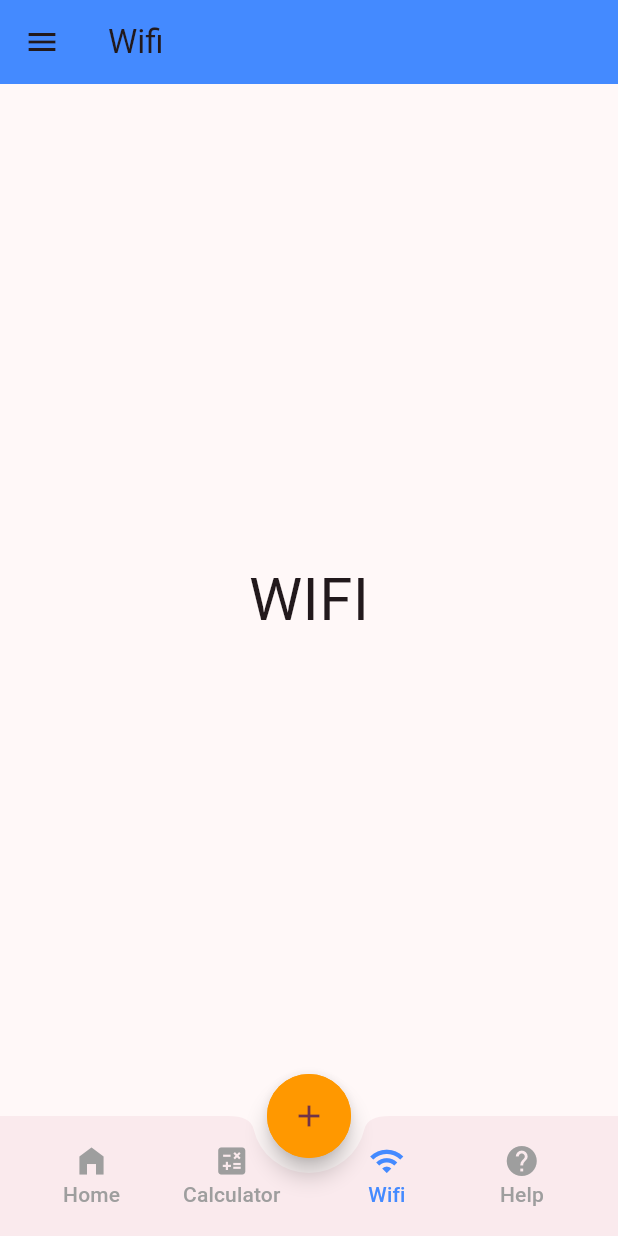
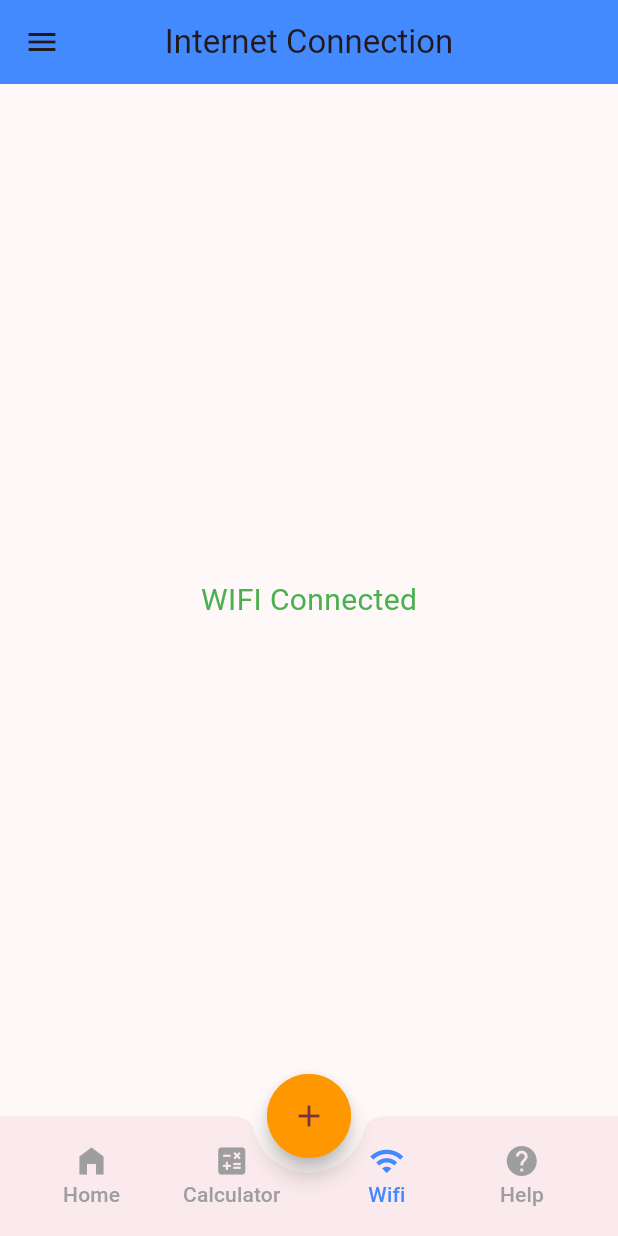
Before and after one commit to JnJuste/MobileProgrammingSprint, a Flutter app: the screen it shows after launch, in the side drawer, after a tap on "Wifi", on a phone screen of 412 x 824 dp. Run offline on Flutter 3.47's test engine with Material 3 defaults, Android fonts, the phone set to English and light mode, and no system bars; our stand-ins replace connectivity_plus, math_expressions.

Commit message:
Internet Connectivity

```diff
--- a/lib/screens/wifi/wifi.dart
+++ b/lib/screens/wifi/wifi.dart
@@ -1,3 +1,4 @@
+import 'package:connectivity_plus/connectivity_plus.dart';
 import 'package:flutter/material.dart';
 import 'package:navigation_bar/screens/drawer/sideMenu.dart';
 
@@ -15,19 +16,89 @@ class _AboutState extends State<Wifi> {
       drawer: SideMenu(),
       appBar: AppBar(
         backgroundColor: Colors.blueAccent,
-        title: Text("Wifi"),
+        title: const Text("Internet Connection"),
+        centerTitle: true,
       ),
-      body: Center(
-        child: Column(
-          mainAxisAlignment: MainAxisAlignment.center,
-          children: <Widget>[
-            const Text(
-              'WIFI',
-              style: TextStyle(fontSize: 40),
-            ),
-          ],
-        ),
+      body: Container(
+        margin: const EdgeInsets.all(20),
+        width: double.infinity,
+        height: double.infinity,
+        child: StreamBuilder(
+            stream: Connectivity().onConnectivityChanged,
+            builder: (context, AsyncSnapshot<ConnectivityResult> snapshot) {
+              print(snapshot.toString());
+              if (snapshot.hasData) {
+                ConnectivityResult? result = snapshot.data;
+                if (result == ConnectivityResult.mobile) {
+                  // Connected to mobile internet
+                  return connected('Mobile');
+                } else if (result == ConnectivityResult.wifi) {
+                  // Connected to WIFI internet
+                  return connected('WIFI');
+                } else {
+                  // No internet
+                  return noInternet();
+                }
+              } else {
+                // Show that is loading
+                return loading();
+              }
+            }),
       ),
     );
   }
+
+  Widget loading() {
+    return const Center(
+      child: CircularProgressIndicator(
+        valueColor: AlwaysStoppedAnimation<Color>(Colors.green),
+      ),
+    );
+  }
+
+  Widget connected(String type) {
+    return Center(
+      child: Text(
+        "$type Connected",
+        style: const TextStyle(color: Colors.green, fontSize: 20),
+      ),
+    );
+  }
+
+  Widget noInternet() {
+    return Column(
+      crossAxisAlignment: CrossAxisAlignment.center,
+      mainAxisAlignment: MainAxisAlignment.center,
+      children: [
+        Image.asset(
+          'assets/no_internet.png',
+          color: Colors.red,
+          height: 100,
+        ),
+        Container(
+          margin: const EdgeInsets.only(top: 20, bottom: 10),
+          child: const Text(
+            "No Internet Connection",
+            style: TextStyle(fontSize: 22),
+          ),
+        ),
+        Container(
+          margin: const EdgeInsets.only(bottom: 20),
+          child: const Text("Check your Connection, then refresh the page"),
+        ),
+        ElevatedButton(
+          style: ButtonStyle(
+            backgroundColor: MaterialStateProperty.all(Colors.green),
+          ),
+          onPressed: () async {
+            // You can Check Internet Connection if it is back or not through this function
+            ConnectivityResult result =
+                await Connectivity().checkConnectivity();
+            print(result.toString());
+          },
+          child: const Text("Refresh"),
+        ),
+      ],
+    );
+  }
 }
--- a/pubspec.yaml
+++ b/pubspec.yaml
@@ -37,6 +37,7 @@ dependencies:
   cupertino_icons: ^1.0.2
   math_expressions: ^2.4.0
   shared_preferences: ^2.2.2
+  connectivity_plus: ^5.0.2
 
 dev_dependencies:
   flutter_test:
@@ -63,6 +64,7 @@ flutter:
   # To add assets to your application, add an assets section, like this:
   assets:
     - assets/burger.jpg
+    - assets/no_internet.png
 
   # An image asset can refer to one or more resolution-specific "variants", see
   # https://flutter.dev/assets-and-images/#resolution-aware
```
Also changed, not shown: assets/no_internet.png (added), pubspec.lock, 3 other files.
